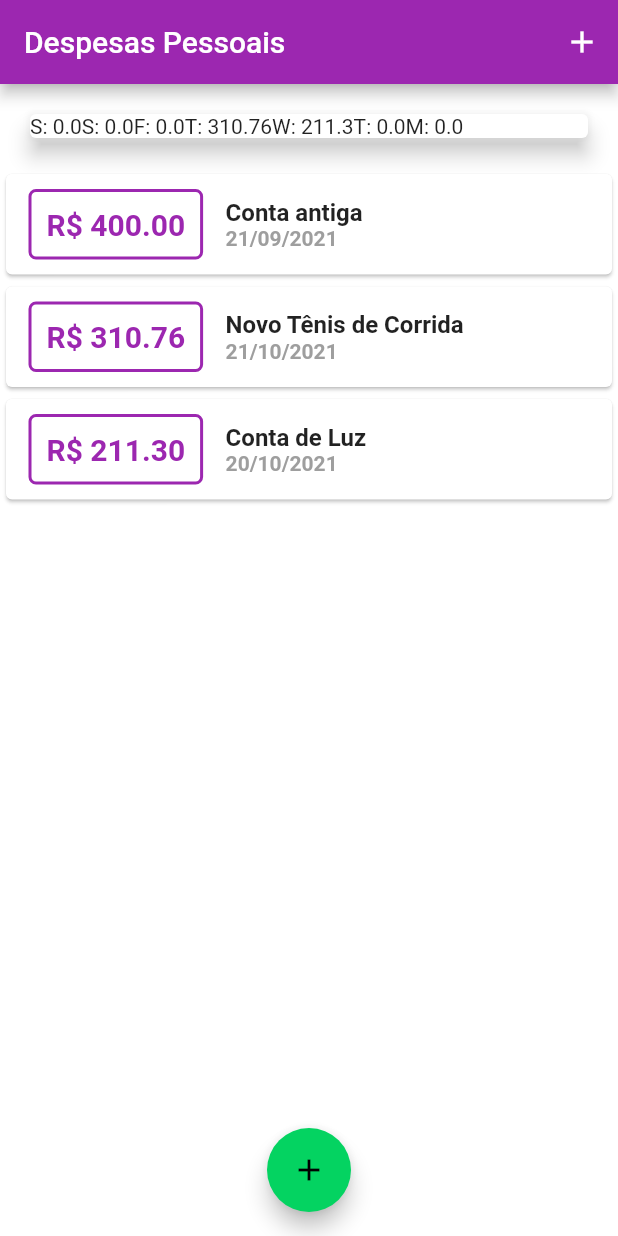
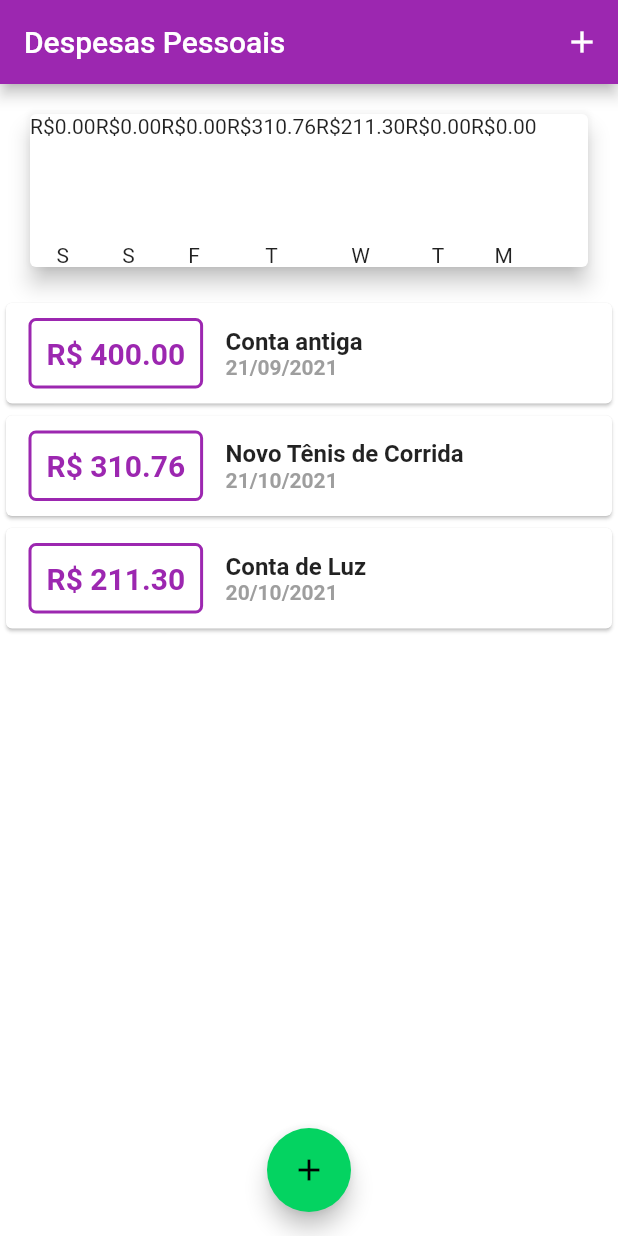
Before and after one commit to EduardoMoreira26/Flutter-expensesApp, a Flutter app: the screen it shows after launch, on a phone screen of 412 x 824 dp. Run offline on Flutter 3.47's test engine with Material 2 defaults, Android fonts, the phone set to English and light mode, and no system bars; Roboto replaces fonts that are missing (Quicksand).

Commit message:
create chart values

```diff
--- a/lib/components/chart.dart
+++ b/lib/components/chart.dart
@@ -1,11 +1,12 @@
-import 'package:expenses/models/transaction.dart';
 import 'package:flutter/material.dart';
 import 'package:intl/intl.dart';
+import '../models/transaction.dart';
+import 'chart_bar.dart';
 
 class Chart extends StatelessWidget {
-  final List<Transaction> recentTransactions;
+  final List<Transaction> recentTransaction;
 
-  Chart(this.recentTransactions);
+  Chart(this.recentTransaction);
 
   List<Map<String, Object>> get groupedTransactions {
     return List.generate(7, (index) {
@@ -15,13 +16,13 @@ class Chart extends StatelessWidget {
 
       double totalSum = 0.0;
 
-      for (var i = 0; i < recentTransactions.length; i++) {
-        bool sameDay = recentTransactions[i].date.day == weekDay.day;
-        bool sameMonth = recentTransactions[i].date.month == weekDay.month;
-        bool sameYear = recentTransactions[i].date.year == weekDay.year;
+      for (var i = 0; i < recentTransaction.length; i++) {
+        bool sameDay = recentTransaction[i].date.day == weekDay.day;
+        bool sameMonth = recentTransaction[i].date.month == weekDay.month;
+        bool sameYear = recentTransaction[i].date.year == weekDay.year;
 
-        if(sameDay && sameMonth &&  sameYear){
-          totalSum += recentTransactions[i].value;
+        if (sameDay && sameMonth && sameYear) {
+          totalSum += recentTransaction[i].value;
         }
       }
 
@@ -40,8 +41,12 @@ class Chart extends StatelessWidget {
       margin: EdgeInsets.all(20),
       child: Row(
         children: groupedTransactions.map((tr) {
-            return Text('${tr['day']}: ${tr['value']}');
-          }).toList(),
+          return ChartBar(
+            label: tr['day'].toString(),
+            value: (tr['value'] as double),
+            percentage: 0,
+          );
+        }).toList(),
       ),
     );
   }
--- a/lib/components/chart_bar.dart
+++ b/lib/components/chart_bar.dart
@@ -1,9 +1,30 @@
 import 'package:flutter/material.dart';
 
 class ChartBar extends StatelessWidget {
+  final String? label;
+  final double? value;
+  final double? percentage;
+
+  ChartBar({
+    this.label,
+    this.value,
+    this.percentage,
+  });
 
   @override
   Widget build(BuildContext context) {
-    return Container();
+    return Column(
+      children: <Widget>[
+        Text('R\$${value?.toStringAsFixed(2)}'),
+        SizedBox(height: 5),
+        Container(
+          height: 60,
+          width: 10,
+          child: null,
+        ),
+        SizedBox(height: 5),
+        Text(label.toString()),
+      ],
+    );
   }
 }
```
